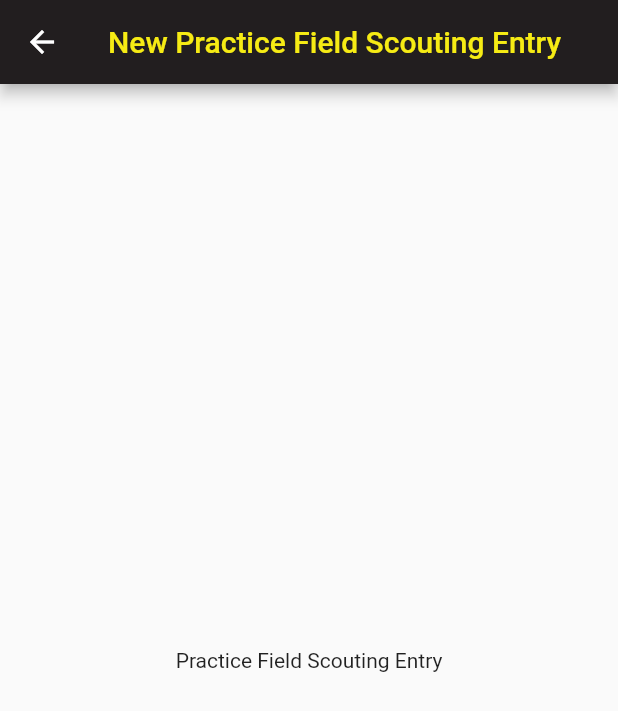
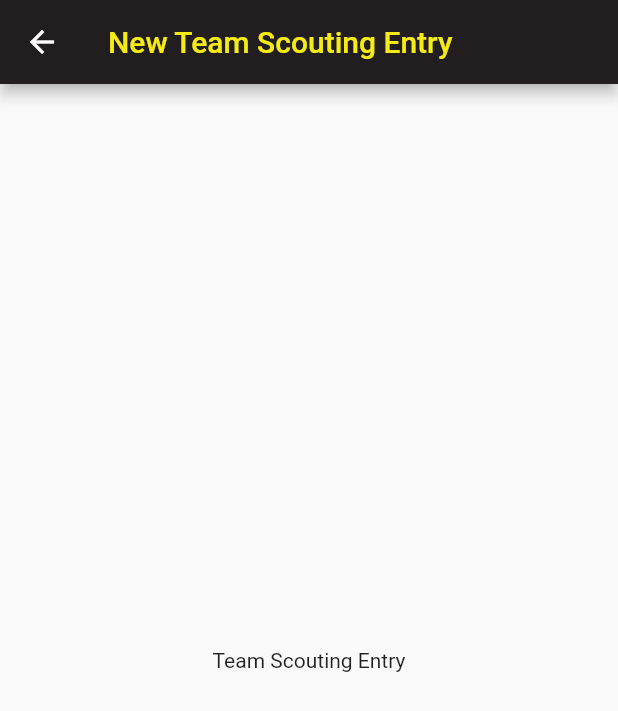
Before and after one commit to samp42/TechScout2023, a Flutter app: the screen it shows after launch, item 2 of the bottom bar chosen, after a tap on the "add" icon, on a phone screen of 412 x 824 dp. Shown: the top 711 px of the screen. Run offline on Flutter 3.47's test engine with Material 2 defaults, Android fonts, the light colour scheme and no system bars.

Commit message:
No more practice (#34)
* updates to main screen

* Delete practice

```diff
--- a/Scout/lib/main.dart
+++ b/Scout/lib/main.dart
@@ -3,8 +3,6 @@ import 'package:scout/views/match_scouting/match_scouting_entry.dart';
 import 'package:scout/views/match_scouting/match_scouting_list.dart';
 import 'package:scout/views/pit_scouting/pit_scouting_entry.dart';
 import 'package:scout/views/pit_scouting/pit_scouting_list.dart';
-import 'package:scout/views/practice_field_scouting/practice_field_scouting_entry.dart';
-import 'package:scout/views/practice_field_scouting/practice_field_scouting_list.dart';
 import 'package:scout/theme.dart';
 import 'package:scout/views/team_scouting/team_scouting_list.dart';
 import 'package:scout/views/team_scouting/team_scouting_entry.dart';
@@ -48,15 +46,12 @@ class _MyHomePageState extends State<MyHomePage> {
             builder: (context) => _pageIndex == 0
                 ? const PitScoutingEntry()
                 : _pageIndex == 1
-                    ? const PracticeFieldScoutingEntry()
-                    : _pageIndex == 2
-                        ? const TeamScoutingEntry()
-                        : const MatchScoutingEntry()));
+                    ? const TeamScoutingEntry()
+                    : const MatchScoutingEntry()));
   }
 
   final List<Widget> _tabs = const [
     PitScoutingList(),
-    PracticeFieldScoutingList(),
     TeamScoutingList(),
     MatchScoutingList()
   ];
@@ -82,10 +77,6 @@ class _MyHomePageState extends State<MyHomePage> {
             label: 'Pit',
           ),
           BottomNavigationBarItem(
-            icon: Icon(Icons.bar_chart_rounded),
-            label: 'Practice',
-          ),
-          BottomNavigationBarItem(
             icon: Icon(Icons.assignment_ind_rounded),
             label: 'Team',
           ),
--- a/Scout/lib/views/practice_field_scouting/practice_field_scouting_entry.dart
+++ /dev/null
@@ -1,21 +0,0 @@
-import 'package:flutter/material.dart';
-import 'package:scout/theme.dart';
-
-class PracticeFieldScoutingEntry extends StatelessWidget {
-  const PracticeFieldScoutingEntry({Key? key}) : super(key: key);
-
-  @override
-  Widget build(BuildContext context) {
-    return Scaffold(
-      appBar: AppBar(
-        title: const Text(
-          'New Practice Field Scouting Entry',
-          style: TextStyle(color: yellowT4K),
-        ),
-      ),
-      body: const Center(
-        child: Text('Practice Field Scouting Entry'),
-      ),
-    );
-  }
-}
--- a/Scout/lib/views/practice_field_scouting/practice_field_scouting_list.dart
+++ /dev/null
@@ -1,14 +0,0 @@
-import 'package:flutter/material.dart';
-
-class PracticeFieldScoutingList extends StatelessWidget {
-  const PracticeFieldScoutingList({Key? key}) : super(key: key);
-
-  @override
-  Widget build(BuildContext context) {
-    return const Scaffold(
-      body: Center(
-        child: Text('Practice Field Scouting List'),
-      ),
-    );
-  }
-}
```
